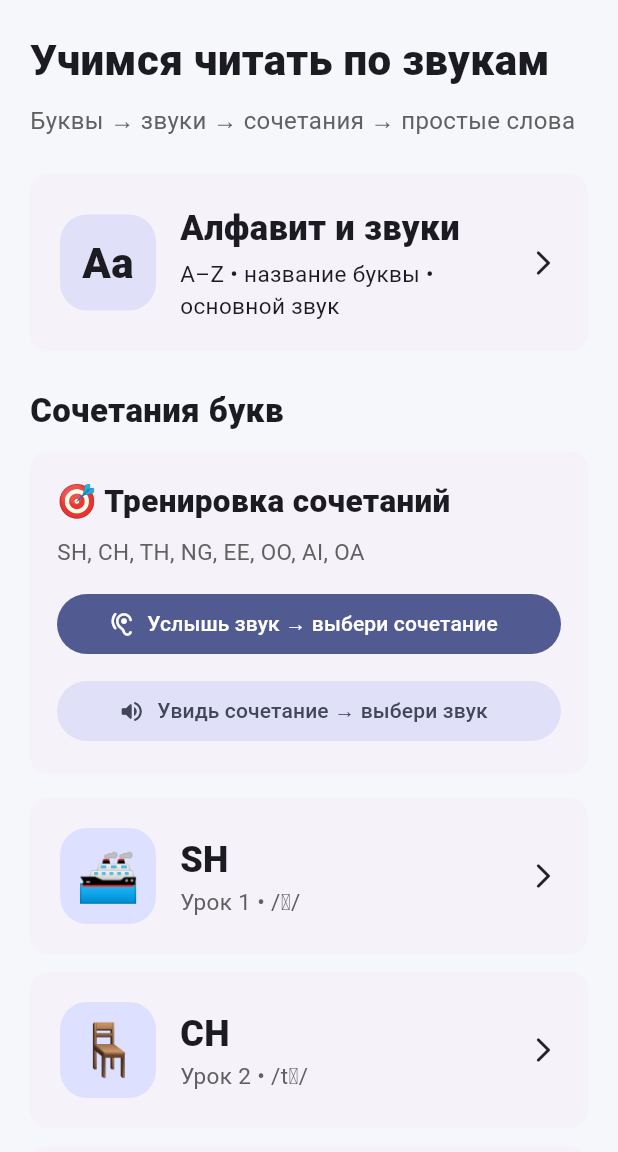
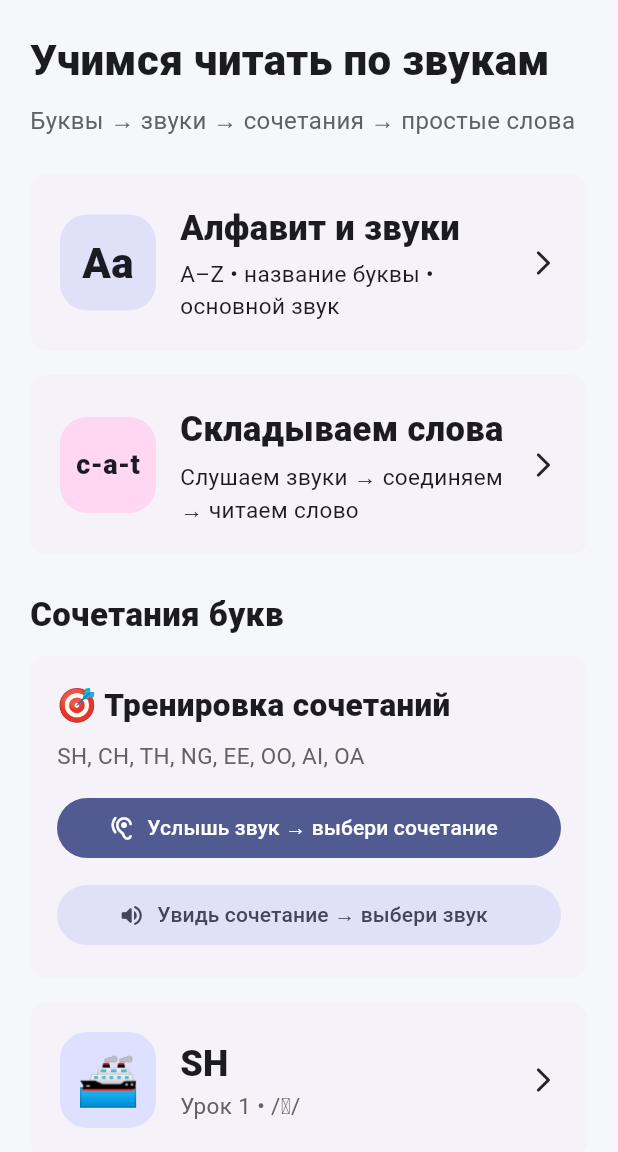
Before and after one commit to mamacita8689-hue/New_english, a Flutter app: the screen it shows after launch, on a phone screen of 412 x 824 dp, the part 84-1236 px from its top. Run offline on Flutter 3.47's test engine with Material 3 defaults, Android fonts, the phone set to English and light mode, and no system bars; our stand-ins replace audioplayers, flutter_tts.

Commit message:
Add blending section to home

```diff
--- a/lib/screens/home_screen.dart
+++ b/lib/screens/home_screen.dart
@@ -2,6 +2,7 @@ import 'package:flutter/material.dart';
 import '../data/lessons.dart';
 import '../models/lesson.dart';
 import 'alphabet_screen.dart';
+import 'blending_screen.dart';
 import 'lesson_screen.dart';
 import 'sound_practice_screen.dart';
 
@@ -59,6 +60,46 @@ class HomeScreen extends StatelessWidget {
                             Text('Алфавит и звуки', style: TextStyle(fontSize: 23, fontWeight: FontWeight.w800)),
                             SizedBox(height: 3),
                             Text('A–Z • название буквы • основной звук', style: TextStyle(fontSize: 15)),
+                          ],
+                        ),
+                      ),
+                      const Icon(Icons.arrow_forward_ios_rounded, size: 20),
+                    ],
+                  ),
+                ),
+              ),
+            ),
+            const SizedBox(height: 16),
+            Card(
+              child: InkWell(
+                borderRadius: BorderRadius.circular(22),
+                onTap: () {
+                  Navigator.of(context).push(
+                    MaterialPageRoute(builder: (_) => const BlendingScreen()),
+                  );
+                },
+                child: Padding(
+                  padding: const EdgeInsets.all(20),
+                  child: Row(
+                    children: [
+                      Container(
+                        width: 64,
+                        height: 64,
+                        alignment: Alignment.center,
+                        decoration: BoxDecoration(
+                          color: Theme.of(context).colorScheme.tertiaryContainer,
+                          borderRadius: BorderRadius.circular(18),
+                        ),
+                        child: const Text('c-a-t', style: TextStyle(fontSize: 18, fontWeight: FontWeight.w900)),
+                      ),
+                      const SizedBox(width: 16),
+                      const Expanded(
+                        child: Column(
+                          crossAxisAlignment: CrossAxisAlignment.start,
+                          children: [
+                            Text('Складываем слова', style: TextStyle(fontSize: 23, fontWeight: FontWeight.w800)),
+                            SizedBox(height: 3),
+                            Text('Слушаем звуки → соединяем → читаем слово', style: TextStyle(fontSize: 15)),
                           ],
                         ),
                       ),
```
